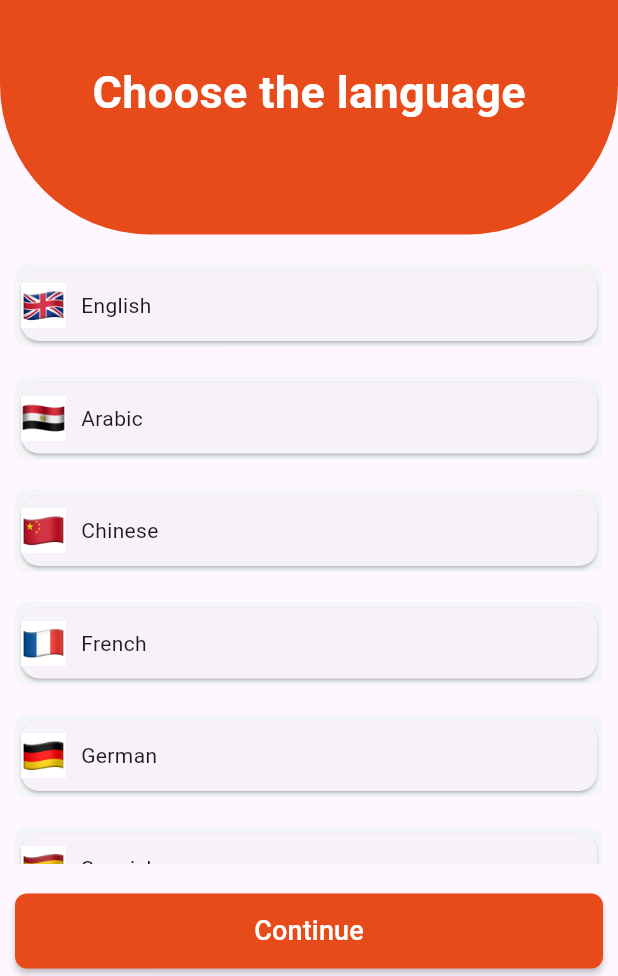
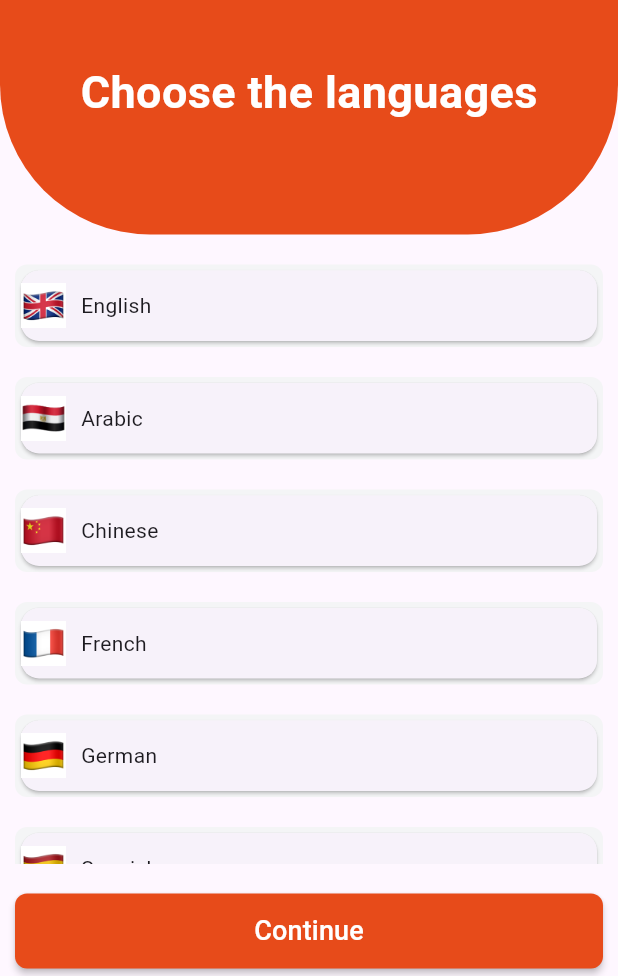
Before and after one commit to mohamedtta/speed_shipping, a Flutter app: the LanguageScreen screen opened by its route, on a phone screen of 412 x 824 dp, the part 260-1236 px from its top. Run offline on Flutter 3.47's test engine with Material 3 defaults, Android fonts, the phone set to English and light mode, and no system bars.

```diff
--- a/lib/features/language/ui/screens/language_screen.dart
+++ b/lib/features/language/ui/screens/language_screen.dart
@@ -27,7 +27,7 @@ class LanguageScreen extends StatelessWidget {
             children: [
               Expanded(
                   child: OnboaringUpperCircle(
-                text: 'Choose the language',
+                text: 'Choose the languages',
               )),
             ],
           ),
```
